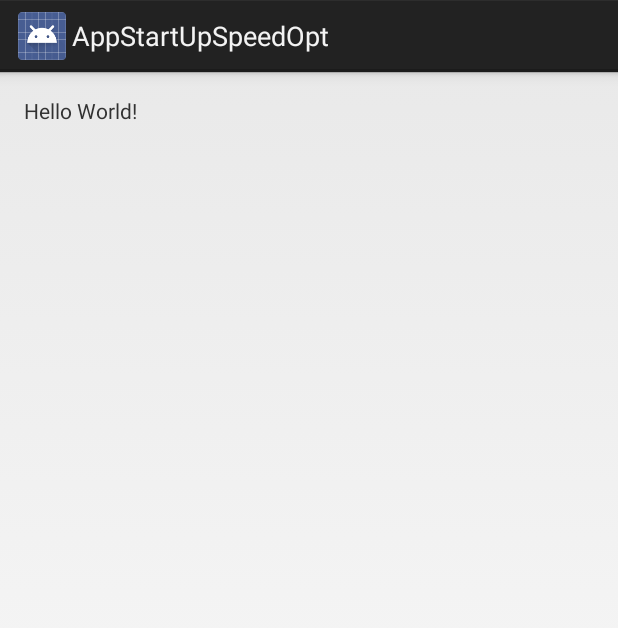
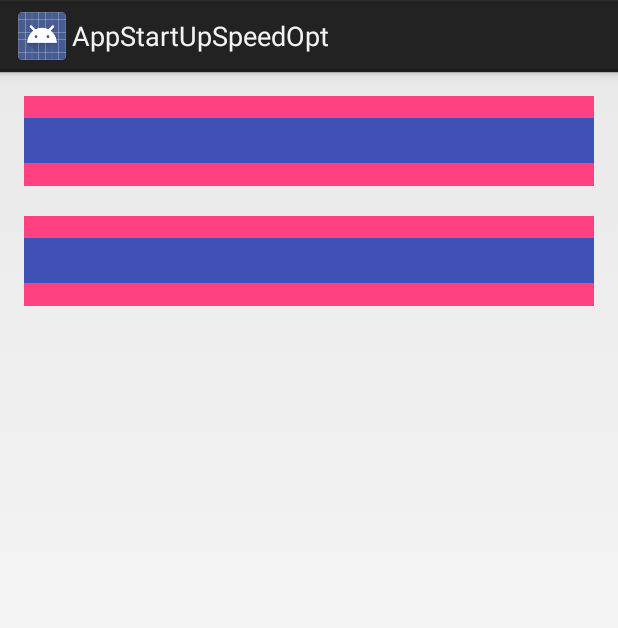
Before and after one commit to PopFisher/AppStartUpSpeedOpt, an Android app: the screen it shows after launch (AppStartUpMainActivity), on a phone screen of 412 x 824 dp. Shown: the top 628 px of the screen. Run offline under Robolectric (Android 15) with nearby library versions, the phone set to English and light mode, and no system bars.

Commit message:
Add firstscreen draw finish listen view

```diff
--- a/app/src/main/java/startup/app/speedopt/AppStartUpMainActivity.java
+++ b/app/src/main/java/startup/app/speedopt/AppStartUpMainActivity.java
@@ -43,6 +43,34 @@ public class AppStartUpMainActivity extends Activity implements MainRootView.IFi
     private void initView() {
         mMainRootView = (MainRootView) findViewById(R.id.activity_app_start_up_main);
         mMainRootView.setFirstDrawListener(this);
+        FirstDrawLayoutRoot firstDrawLayoutRootOne = (FirstDrawLayoutRoot) findViewById(R.id.root_layout_one);
+        firstDrawLayoutRootOne.setFirstDrawListener(new FirstDrawLayoutRoot.IFirstDrawListener() {
+            @Override
+            public void onFirstDrawFinish() {
+                AppLog.log("Activity FirstDrawLayoutRootOne onFirstDrawFinish");
+            }
+        });
+        FirstDrawLayoutRoot firstDrawLayoutRootOneChild = (FirstDrawLayoutRoot) findViewById(R.id.root_layout_one_child);
+        firstDrawLayoutRootOneChild.setFirstDrawListener(new FirstDrawLayoutRoot.IFirstDrawListener() {
+            @Override
+            public void onFirstDrawFinish() {
+                AppLog.log("Activity FirstDrawLayoutRootOne Child onFirstDrawFinish");
+            }
+        });
+        FirstDrawLayoutRoot firstDrawLayoutRootTwo = (FirstDrawLayoutRoot) findViewById(R.id.root_layout_two);
+        firstDrawLayoutRootTwo.setFirstDrawListener(new FirstDrawLayoutRoot.IFirstDrawListener() {
+            @Override
+            public void onFirstDrawFinish() {
+                AppLog.log("Activity FirstDrawLayoutRootTwo onFirstDrawFinish");
+            }
+        });
+        FirstDrawLayoutRoot firstDrawLayoutRootTwoChild = (FirstDrawLayoutRoot) findViewById(R.id.root_layout_two_child);
+        firstDrawLayoutRootTwoChild.setFirstDrawListener(new FirstDrawLayoutRoot.IFirstDrawListener() {
+            @Override
+            public void onFirstDrawFinish() {
+                AppLog.log("Activity FirstDrawLayoutRootTwo Child onFirstDrawFinish");
+            }
+        });
     }
 
     @Override
@@ -89,7 +117,7 @@ public class AppStartUpMainActivity extends Activity implements MainRootView.IFi
 
     @Override
     public void onFirstDrawFinish() {
-        AppLog.log("Activity onFirstDrawFinish");
+        AppLog.log("Activity MainRootView onFirstDrawFinish");
         AppStartUpTimeLog.logTimeDiff("Activity onFirstDrawFinish");
         AppStartUpTimeLog.logCurTotalTime("Activity onFirstDrawFinish");
         onLazyInit();
--- /dev/null
+++ b/app/src/main/java/startup/app/speedopt/FirstDrawLayoutRoot.java
@@ -0,0 +1,40 @@
+package startup.app.speedopt;
+
+import android.content.Context;
+import android.graphics.Canvas;
+import android.util.AttributeSet;
+import android.widget.FrameLayout;
+
+/**
+ * Created by popfisher on 2016/11/24.
+ */
+
+public class FirstDrawLayoutRoot extends FrameLayout {
+
+    private boolean isFirstDrawFinish = false;
+
+    private IFirstDrawListener mIFirstDrawListener;
+
+    public interface IFirstDrawListener {
+        void onFirstDrawFinish();
+    }
+
+    public FirstDrawLayoutRoot(Context context, AttributeSet attrs) {
+        super(context, attrs);
+    }
+
+    @Override
+    protected void onDraw(Canvas canvas) {
+        super.onDraw(canvas);
+        if (!isFirstDrawFinish) {
+            isFirstDrawFinish = true;
+            if (mIFirstDrawListener != null) {
+                mIFirstDrawListener.onFirstDrawFinish();
+            }
+        }
+    }
+
+    public void setFirstDrawListener(IFirstDrawListener firstDrawListener) {
+        mIFirstDrawListener = firstDrawListener;
+    }
+}
--- a/app/src/main/res/layout/activity_app_start_up_main.xml
+++ b/app/src/main/res/layout/activity_app_start_up_main.xml
@@ -4,15 +4,41 @@
     android:id="@+id/activity_app_start_up_main"
     android:layout_width="match_parent"
     android:layout_height="match_parent"
+    android:background="@android:color/transparent"
     android:paddingBottom="@dimen/activity_vertical_margin"
     android:paddingLeft="@dimen/activity_horizontal_margin"
     android:paddingRight="@dimen/activity_horizontal_margin"
     android:paddingTop="@dimen/activity_vertical_margin"
-    android:background="@android:color/transparent"
     tools:context="startup.app.speedopt.AppStartUpMainActivity">
 
-    <TextView
-        android:layout_width="wrap_content"
-        android:layout_height="wrap_content"
-        android:text="Hello World!" />
+    <startup.app.speedopt.FirstDrawLayoutRoot
+        android:id="@+id/root_layout_one"
+        android:layout_width="match_parent"
+        android:layout_height="60dp"
+        android:background="@color/colorAccent">
+
+        <startup.app.speedopt.FirstDrawLayoutRoot
+            android:id="@+id/root_layout_one_child"
+            android:layout_width="match_parent"
+            android:layout_height="30dp"
+            android:layout_gravity="center_vertical"
+            android:background="@color/colorPrimary" />
+
+    </startup.app.speedopt.FirstDrawLayoutRoot>
+
+    <startup.app.speedopt.FirstDrawLayoutRoot
+        android:id="@+id/root_layout_two"
+        android:layout_width="match_parent"
+        android:layout_height="60dp"
+        android:layout_marginTop="80dp"
+        android:background="@color/colorAccent">
+
+        <startup.app.speedopt.FirstDrawLayoutRoot
+            android:id="@+id/root_layout_two_child"
+            android:layout_width="match_parent"
+            android:layout_height="30dp"
+            android:layout_gravity="center_vertical"
+            android:background="@color/colorPrimary" />
+    </startup.app.speedopt.FirstDrawLayoutRoot>
+
 </startup.app.speedopt.MainRootView>
```
